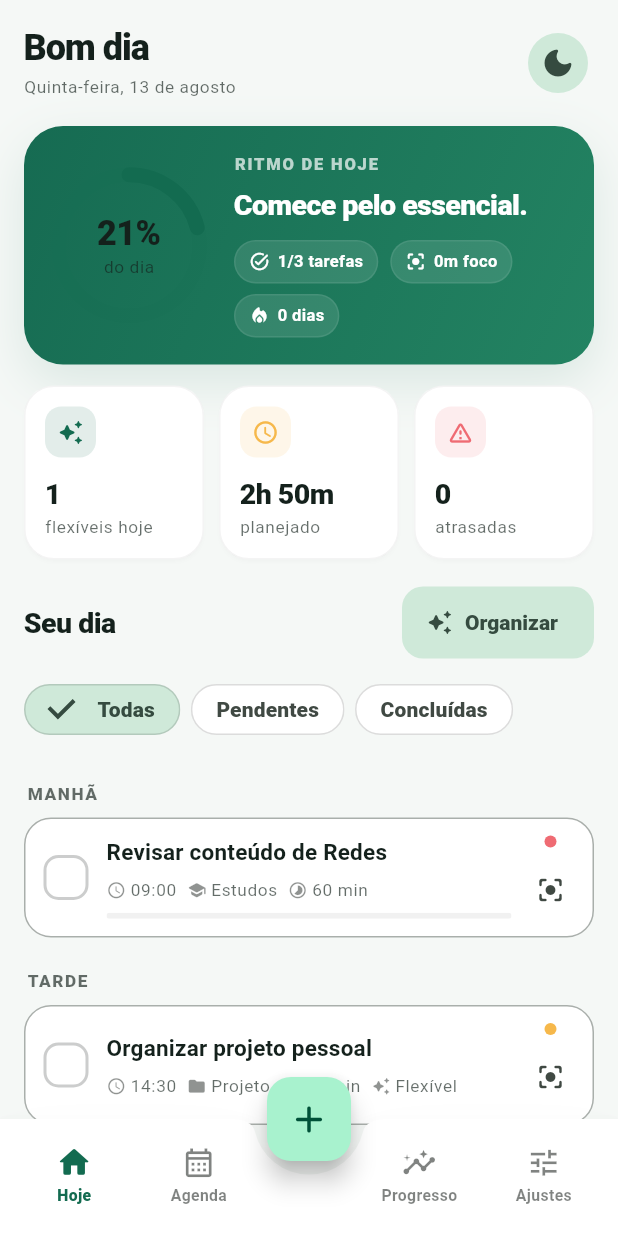
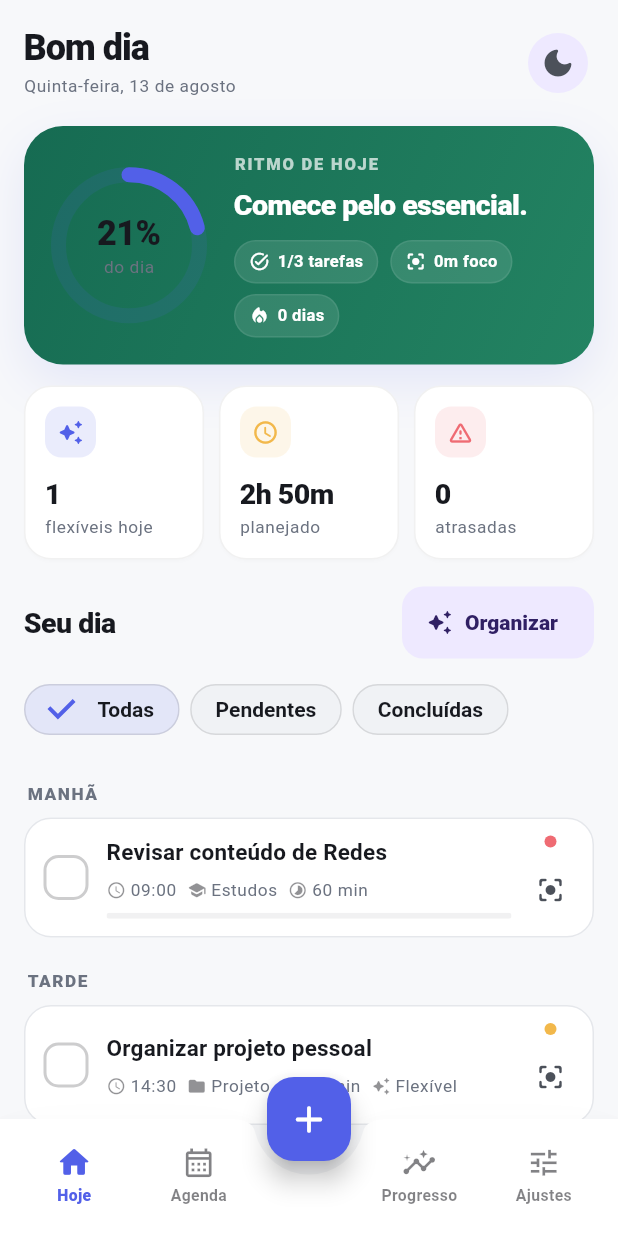
Before and after one commit to VictorAms12/RitmoAndroid, a Flutter app: the screen it shows after launch, after a tap on the "light mode" icon, on a phone screen of 412 x 824 dp. Run offline on Flutter 3.47's test engine with Material 3 defaults, Android fonts, the phone set to English and light mode, and no system bars; our stand-ins replace shared_preferences.

Commit message:
Ritmo 3.0.1: redesign

```diff
--- a/lib/core/theme.dart
+++ b/lib/core/theme.dart
@@ -3,22 +3,32 @@ import 'package:flutter/material.dart';
 import 'package:flutter/services.dart';
 
 class RitmoColors {
-  static const seed = Color(0xFF2ECF98);
-  static const mint = Color(0xFF58E2B2);
-  static const amber = Color(0xFFF6B84B);
+  static const seed = Color(0xFF5C6EF8);
+  static const primaryLight = Color(0xFF5260E8);
+  static const primaryDark = Color(0xFF8B95FF);
+  static const violet = Color(0xFFA78BFA);
+
+  static const success = Color(0xFF35C48D);
+  static const mint = Color(0xFF35C48D);
+  static const amber = Color(0xFFF2B84B);
   static const danger = Color(0xFFEF6B73);
-  static const info = Color(0xFF73B6FF);
+  static const info = Color(0xFF63A6F5);
 
-  static const lightBg = Color(0xFFF5F8F6);
+  static const lightBg = Color(0xFFF7F8FA);
   static const lightSurface = Color(0xFFFFFFFF);
-  static const lightSurfaceAlt = Color(0xFFEAF2EE);
-  static const lightText = Color(0xFF14211C);
+  static const lightSurfaceAlt = Color(0xFFF0F2F5);
+  static const lightSurfaceHigh = Color(0xFFE8EBF0);
+  static const lightText = Color(0xFF17191F);
+  static const lightMuted = Color(0xFF6B7280);
+  static const lightNav = Color(0xFFFFFFFF);
 
-  static const darkBg = Color(0xFF071A14);
-  static const darkSurface = Color(0xFF0D261E);
-  static const darkSurfaceAlt = Color(0xFF123328);
-  static const darkSurfaceHigh = Color(0xFF173E31);
-  static const darkText = Color(0xFFF1FBF7);
+  static const darkBg = Color(0xFF0D0E11);
+  static const darkSurface = Color(0xFF15171B);
+  static const darkSurfaceAlt = Color(0xFF1C1F24);
+  static const darkSurfaceHigh = Color(0xFF252931);
+  static const darkText = Color(0xFFF4F5F7);
+  static const darkMuted = Color(0xFFA2A8B3);
+  static const darkNav = Color(0xFF111317);
 }
 
 ThemeData buildLightTheme() {
@@ -27,12 +37,31 @@ ThemeData buildLightTheme() {
     brightness: Brightness.light,
     surface: RitmoColors.lightSurface,
   ).copyWith(
-    primary: const Color(0xFF136B50),
-    secondary: const Color(0xFF1A8C69),
+    primary: RitmoColors.primaryLight,
+    onPrimary: Colors.white,
+    primaryContainer: const Color(0xFFE8EAFF),
+    onPrimaryContainer: const Color(0xFF252A70),
+    secondary: const Color(0xFF7258D9),
+    onSecondary: Colors.white,
+    secondaryContainer: const Color(0xFFEEE9FF),
+    onSecondaryContainer: const Color(0xFF302064),
     tertiary: RitmoColors.amber,
-    error: const Color(0xFFC8404C),
+    error: const Color(0xFFD94F5C),
+    surface: RitmoColors.lightSurface,
+    surfaceContainerLow: RitmoColors.lightSurface,
+    surfaceContainer: RitmoColors.lightSurfaceAlt,
+    surfaceContainerHigh: RitmoColors.lightSurfaceHigh,
+    outline: const Color(0xFFD3D7DE),
+    outlineVariant: const Color(0xFFE5E8ED),
   );
-  return _baseTheme(scheme, RitmoColors.lightBg, false);
+  return _baseTheme(
+    scheme: scheme,
+    scaffold: RitmoColors.lightBg,
+    text: RitmoColors.lightText,
+    muted: RitmoColors.lightMuted,
+    nav: RitmoColors.lightNav,
+    dark: false,
+  );
 }
 
 ThemeData buildDarkTheme() {
@@ -41,41 +70,69 @@ ThemeData buildDarkTheme() {
     brightness: Brightness.dark,
     surface: RitmoColors.darkSurface,
   ).copyWith(
-    primary: RitmoColors.mint,
-    onPrimary: const Color(0xFF042016),
-    secondary: const Color(0xFF7CE6BF),
-    tertiary: RitmoColors.amber,
+    primary: RitmoColors.primaryDark,
+    onPrimary: const Color(0xFF11142F),
+    primaryContainer: const Color(0xFF30366B),
+    onPrimaryContainer: const Color(0xFFE8EAFF),
+    secondary: const Color(0xFFB6A6FF),
+    onSecondary: const Color(0xFF251D49),
+    secondaryContainer: const Color(0xFF372E61),
+    onSecondaryContainer: const Color(0xFFF0EBFF),
+    tertiary: const Color(0xFFF4C15D),
     error: RitmoColors.danger,
+    surface: RitmoColors.darkSurface,
+    surfaceContainerLowest: RitmoColors.darkBg,
     surfaceContainerLow: RitmoColors.darkSurface,
     surfaceContainer: RitmoColors.darkSurfaceAlt,
     surfaceContainerHigh: RitmoColors.darkSurfaceHigh,
+    surfaceContainerHighest: const Color(0xFF2D323B),
+    outline: const Color(0xFF454A54),
+    outlineVariant: const Color(0xFF2E3239),
   );
-  return _baseTheme(scheme, RitmoColors.darkBg, true);
+  return _baseTheme(
+    scheme: scheme,
+    scaffold: RitmoColors.darkBg,
+    text: RitmoColors.darkText,
+    muted: RitmoColors.darkMuted,
+    nav: RitmoColors.darkNav,
+    dark: true,
+  );
 }
 
-ThemeData _baseTheme(ColorScheme scheme, Color scaffold, bool dark) {
-  final text = dark ? RitmoColors.darkText : RitmoColors.lightText;
-  final theme = ThemeData(
+ThemeData _baseTheme({
+  required ColorScheme scheme,
+  required Color scaffold,
+  required Color text,
+  required Color muted,
+  required Color nav,
+  required bool dark,
+}) {
+  final base = ThemeData(
     useMaterial3: true,
     brightness: scheme.brightness,
     colorScheme: scheme,
     scaffoldBackgroundColor: scaffold,
+    canvasColor: scaffold,
     fontFamily: 'Roboto',
     visualDensity: VisualDensity.standard,
   );
 
-  return theme.copyWith(
-    textTheme: theme.textTheme.copyWith(
+  final borderColor = dark
+      ? Colors.white.withValues(alpha: .075)
+      : Colors.black.withValues(alpha: .055);
+
+  return base.copyWith(
+    textTheme: base.textTheme.copyWith(
       headlineLarge: TextStyle(
         fontSize: 30,
-        height: 1.1,
+        height: 1.08,
         fontWeight: FontWeight.w800,
         letterSpacing: -1.0,
         color: text,
       ),
       headlineMedium: TextStyle(
         fontSize: 24,
-        height: 1.15,
+        height: 1.12,
         fontWeight: FontWeight.w800,
         letterSpacing: -.7,
         color: text,
@@ -96,64 +153,68 @@ ThemeData _baseTheme(ColorScheme scheme, Color scaffold, bool dark) {
       bodySmall: TextStyle(
         fontSize: 11.5,
         height: 1.35,
-        color: text.withValues(alpha: .66),
+        color: muted,
       ),
-      labelLarge: const TextStyle(fontWeight: FontWeight.w800),
+      labelLarge: TextStyle(fontWeight: FontWeight.w800, color: text),
+    ),
+    iconTheme: IconThemeData(
+      color: dark ? const Color(0xFFD9DCE2) : const Color(0xFF4C515A),
     ),
     cardTheme: CardThemeData(
       margin: EdgeInsets.zero,
-      elevation: dark ? 0 : 1,
-      shadowColor: Colors.black.withValues(alpha: .08),
+      elevation: dark ? 0 : .8,
+      shadowColor: Colors.black.withValues(alpha: dark ? .18 : .07),
+      surfaceTintColor: Colors.transparent,
       color: dark ? RitmoColors.darkSurface : RitmoColors.lightSurface,
       shape: RoundedRectangleBorder(
-        borderRadius: BorderRadius.circular(20),
-        side: BorderSide(
-          color: dark
-              ? Colors.white.withValues(alpha: .065)
-              : Colors.black.withValues(alpha: .045),
-        ),
+        borderRadius: BorderRadius.circular(18),
+        side: BorderSide(color: borderColor),
       ),
     ),
     dividerTheme: DividerThemeData(
       color: dark
-          ? Colors.white.withValues(alpha: .075)
-          : Colors.black.withValues(alpha: .07),
+          ? Colors.white.withValues(alpha: .07)
+          : Colors.black.withValues(alpha: .065),
       thickness: 1,
       space: 1,
     ),
     inputDecorationTheme: InputDecorationTheme(
       filled: true,
       fillColor: dark ? RitmoColors.darkSurfaceAlt : RitmoColors.lightSurfaceAlt,
+      hintStyle: TextStyle(color: muted.withValues(alpha: .86)),
+      labelStyle: TextStyle(color: muted),
       border: OutlineInputBorder(
         borderRadius: BorderRadius.circular(14),
         borderSide: BorderSide.none,
       ),
       enabledBorder: OutlineInputBorder(
         borderRadius: BorderRadius.circular(14),
-        borderSide: BorderSide(
-          color: dark
-              ? Colors.white.withValues(alpha: .06)
-              : Colors.black.withValues(alpha: .04),
-        ),
+        borderSide: BorderSide(color: borderColor),
       ),
       focusedBorder: OutlineInputBorder(
         borderRadius: BorderRadius.circular(14),
-        borderSide: BorderSide(color: scheme.primary, width: 1.5),
+        borderSide: BorderSide(color: scheme.primary, width: 1.6),
+      ),
+      errorBorder: OutlineInputBorder(
+        borderRadius: BorderRadius.circular(14),
+        borderSide: BorderSide(color: scheme.error),
       ),
       contentPadding: const EdgeInsets.symmetric(horizontal: 14, vertical: 13),
     ),
-    chipTheme: theme.chipTheme.copyWith(
+    chipTheme: base.chipTheme.copyWith(
+      backgroundColor:
+          dark ? RitmoColors.darkSurfaceAlt : RitmoColors.lightSurfaceAlt,
+      selectedColor: scheme.primary.withValues(alpha: dark ? .22 : .12),
+      checkmarkColor: scheme.primary,
+      labelStyle: TextStyle(color: text, fontWeight: FontWeight.w600),
       padding: const EdgeInsets.symmetric(horizontal: 8),
-      side: BorderSide(
-        color: dark
-            ? Colors.white.withValues(alpha: .08)
-            : Colors.black.withValues(alpha: .07),
-      ),
+      side: BorderSide(color: borderColor),
       shape: RoundedRectangleBorder(borderRadius: BorderRadius.circular(999)),
     ),
     filledButtonTheme: FilledButtonThemeData(
       style: FilledButton.styleFrom(
         minimumSize: const Size(48, 48),
+        elevation: 0,
         shape: RoundedRectangleBorder(borderRadius: BorderRadius.circular(14)),
         textStyle: const TextStyle(fontWeight: FontWeight.w800),
       ),
@@ -161,33 +222,132 @@ ThemeData _baseTheme(ColorScheme scheme, Color scaffold, bool dark) {
     outlinedButtonTheme: OutlinedButtonThemeData(
       style: OutlinedButton.styleFrom(
         minimumSize: const Size(48, 48),
+        foregroundColor: scheme.primary,
+        side: BorderSide(color: borderColor),
         shape: RoundedRectangleBorder(borderRadius: BorderRadius.circular(14)),
       ),
+    ),
+    textButtonTheme: TextButtonThemeData(
+      style: TextButton.styleFrom(
+        foregroundColor: scheme.primary,
+        textStyle: const TextStyle(fontWeight: FontWeight.w700),
+      ),
+    ),
+    floatingActionButtonTheme: FloatingActionButtonThemeData(
+      elevation: dark ? 3 : 2,
+      highlightElevation: 5,
+      backgroundColor: scheme.primary,
+      foregroundColor: scheme.onPrimary,
+      shape: RoundedRectangleBorder(borderRadius: BorderRadius.circular(18)),
     ),
     navigationBarTheme: NavigationBarThemeData(
       height: 72,
       elevation: 0,
-      backgroundColor: dark ? const Color(0xFF0A211A) : Colors.white,
-      indicatorColor: scheme.primary.withValues(alpha: .16),
+      backgroundColor: nav,
+      surfaceTintColor: Colors.transparent,
+      indicatorColor: scheme.primary.withValues(alpha: dark ? .18 : .11),
+      indicatorShape: RoundedRectangleBorder(borderRadius: BorderRadius.circular(14)),
+      iconTheme: WidgetStateProperty.resolveWith((states) {
+        final selected = states.contains(WidgetState.selected);
+        return IconThemeData(
+          size: selected ? 24 : 23,
+          color: selected ? scheme.primary : muted,
+        );
+      }),
       labelTextStyle: WidgetStateProperty.resolveWith((states) {
+        final selected = states.contains(WidgetState.selected);
         return TextStyle(
           fontSize: 11,
-          fontWeight:
-              states.contains(WidgetState.selected) ? FontWeight.w800 : FontWeight.w600,
+          color: selected ? scheme.primary : muted,
+          fontWeight: selected ? FontWeight.w800 : FontWeight.w600,
         );
       }),
     ),
     bottomSheetTheme: BottomSheetThemeData(
       backgroundColor: dark ? RitmoColors.darkSurface : Colors.white,
       modalBackgroundColor: dark ? RitmoColors.darkSurface : Colors.white,
+      surfaceTintColor: Colors.transparent,
+      dragHandleColor: dark
+          ? Colors.white.withValues(alpha: .22)
+          : Colors.black.withValues(alpha: .18),
       shape: const RoundedRectangleBorder(
         borderRadius: BorderRadius.vertical(top: Radius.circular(28)),
       ),
       showDragHandle: true,
     ),
     dialogTheme: DialogThemeData(
+      elevation: dark ? 4 : 2,
       backgroundColor: dark ? RitmoColors.darkSurface : Colors.white,
-      shape: RoundedRectangleBorder(borderRadius: BorderRadius.circular(24)),
+      surfaceTintColor: Colors.transparent,
+      shape: RoundedRectangleBorder(borderRadius: BorderRadius.circular(22)),
+    ),
+    snackBarTheme: SnackBarThemeData(
+      behavior: SnackBarBehavior.floating,
+      elevation: 3,
+      backgroundColor:
+          dark ? RitmoColors.darkSurfaceHigh : const Color(0xFF252830),
+      contentTextStyle: const TextStyle(
+        color: Color(0xFFF8F9FB),
+        fontWeight: FontWeight.w600,
+      ),
+      actionTextColor: dark ? RitmoColors.primaryDark : const Color(0xFFAEB5FF),
+      shape: RoundedRectangleBorder(borderRadius: BorderRadius.circular(14)),
+    ),
+    progressIndicatorTheme: ProgressIndicatorThemeData(
+      color: scheme.primary,
+      linearTrackColor: scheme.primary.withValues(alpha: dark ? .15 : .10),
+      circularTrackColor: scheme.primary.withValues(alpha: dark ? .15 : .10),
+    ),
+    checkboxTheme: CheckboxThemeData(
+      shape: RoundedRectangleBorder(borderRadius: BorderRadius.circular(5)),
+      side: BorderSide(
+        color: dark ? const Color(0xFF5B606A) : const Color(0xFFB7BDC7),
+        width: 1.5,
+      ),
+      fillColor: WidgetStateProperty.resolveWith((states) {
+        if (states.contains(WidgetState.selected)) return scheme.primary;
+        return Colors.transparent;
+      }),
+      checkColor: WidgetStatePropertyAll(scheme.onPrimary),
+    ),
+    switchTheme: SwitchThemeData(
+      thumbColor: WidgetStateProperty.resolveWith((states) {
+        return states.contains(WidgetState.selected)
+            ? scheme.onPrimary
+            : dark
+                ? const Color(0xFFC7CBD2)
+                : Colors.white;
+      }),
+      trackColor: WidgetStateProperty.resolveWith((states) {
+        return states.contains(WidgetState.selected)
+            ? scheme.primary
+            : dark
+                ? const Color(0xFF3A3E46)
+                : const Color(0xFFCDD2DA);
+      }),
+      trackOutlineColor: const WidgetStatePropertyAll(Colors.transparent),
+    ),
+    appBarTheme: AppBarTheme(
+      elevation: 0,
+      scrolledUnderElevation: 0,
+      backgroundColor: Colors.transparent,
+      surfaceTintColor: Colors.transparent,
+      foregroundColor: text,
+      titleTextStyle: TextStyle(
+        color: text,
+        fontSize: 20,
+        fontWeight: FontWeight.w800,
+        letterSpacing: -.3,
+      ),
+      systemOverlayStyle: dark
+          ? SystemUiOverlayStyle.light.copyWith(
+              statusBarColor: Colors.transparent,
+              systemNavigationBarColor: RitmoColors.darkNav,
+            )
+          : SystemUiOverlayStyle.dark.copyWith(
+              statusBarColor: Colors.transparent,
+              systemNavigationBarColor: RitmoColors.lightNav,
+            ),
     ),
     pageTransitionsTheme: const PageTransitionsTheme(
       builders: {
@@ -195,20 +355,5 @@ ThemeData _baseTheme(ColorScheme scheme, Color scaffold, bool dark) {
         TargetPlatform.iOS: CupertinoPageTransitionsBuilder(),
       },
     ),
-    appBarTheme: AppBarTheme(
-      elevation: 0,
-      scrolledUnderElevation: 0,
-      backgroundColor: Colors.transparent,
-      foregroundColor: text,
-      systemOverlayStyle: dark
-          ? SystemUiOverlayStyle.light.copyWith(
-              statusBarColor: Colors.transparent,
-              systemNavigationBarColor: const Color(0xFF0A211A),
-            )
-          : SystemUiOverlayStyle.dark.copyWith(
-              statusBarColor: Colors.transparent,
-              systemNavigationBarColor: Colors.white,
-            ),
-    ),
   );
 }
--- a/pubspec.yaml
+++ b/pubspec.yaml
@@ -1,7 +1,7 @@
 name: ritmo
 description: Ritmo - gestão de rotina, hábitos, foco e planejamento.
 publish_to: "none"
-version: 3.0.0+8
+version: 3.0.1+9
 
 environment:
   sdk: ">=3.10.0 <4.0.0"
```
Also changed, not shown: 9 other files.
